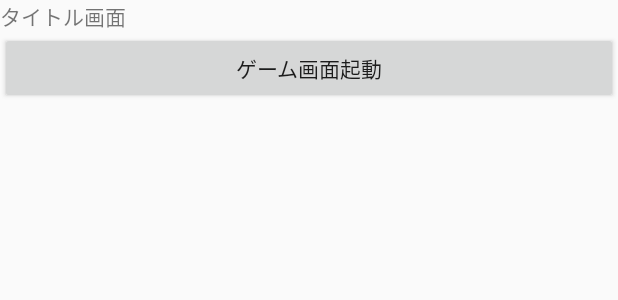
After one commit to k0kada/jumpMan, an Android app: the layout activity_menu.xml on its own in the app's theme, with its tools: preview values and no code run, on a phone screen of 412 x 824 dp. The commit adds this screen. Shown: the top 300 px of the screen. Run offline under Robolectric (Android 15) with nearby library versions, the phone set to English and light mode, and no system bars.

Commit message:
メニューからの画面遷移

```diff
--- /dev/null
+++ b/app/src/main/res/layout/activity_menu.xml
@@ -0,0 +1,9 @@
+<?xml version="1.0" encoding="utf-8"?>
+<LinearLayout
+    xmlns:android="http://schemas.android.com/apk/res/android"
+    android:orientation="vertical"
+    android:layout_width="match_parent"
+    android:layout_height="match_parent">
+    <TextView android:text="タイトル画面" android:id="@+id/textView1" android:layout_width="wrap_content" android:layout_height="wrap_content"></TextView>
+    <Button android:text="ゲーム画面起動" android:layout_height="wrap_content" android:layout_width="fill_parent" android:id="@+id/GameStartButton"></Button>
+</LinearLayout>
```
Also changed, not shown: app/src/main/AndroidManifest.xml (+10 -0 lines), app/src/main/java/kokada/io/jumpman/MenuActivity.java (added, +31 -0 lines), app/src/main/java/kokada/io/jumpman/MyActivity.java (+10 -1 lines).
